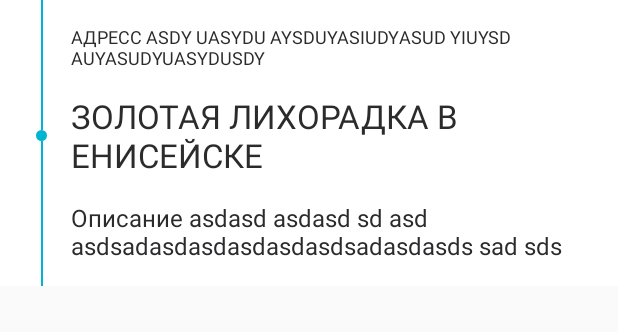
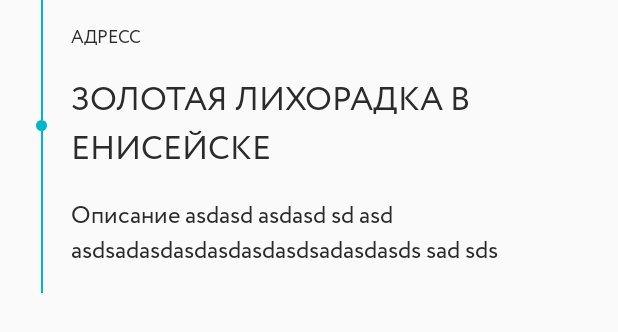
Before and after one commit to Angainor17/ArCoreDemo, an Android app: the layout geoobject_list_item.xml on its own in the app's theme, with its tools: preview values and no code run, on a phone screen of 412 x 824 dp. Shown: the top 332 px of the screen. Run offline under Robolectric (Android 15) with nearby library versions, the phone set to English and light mode, and no system bars.

Commit message:
styles added

```diff
--- a/app/src/main/java/com/simferopol/app/ui/routes/dataBindings.kt
+++ b/app/src/main/java/com/simferopol/app/ui/routes/dataBindings.kt
@@ -10,6 +10,7 @@ import com.simferopol.app.ui.routes.routeGeoObjects.vm.GeoObjectVm
 import com.simferopol.app.ui.routes.vm.RouteVm
 import com.simferopol.app.utils.ui.FixedListAdapter
 import com.squareup.picasso.Picasso
+import kotlinx.android.synthetic.main.geoobject_list_item.view.*
 import kotlinx.android.synthetic.main.route_list_item.view.*
 
 @BindingAdapter("app:initRouteList")
@@ -38,7 +39,7 @@ fun initGeoObjectsList(view: RecyclerView, list: ArrayList<GeoObjectVm>) {
             item.index = position
             item.totalItems = itemCount
             holder.bind(item)
-            holder.itemView.setOnTouchListener { view, motionEvent ->
+            holder.itemView.geoObjectView.setOnTouchListener { view, motionEvent ->
                 item.onItemTouch(view, motionEvent)
             }
         }
--- a/app/src/main/java/com/simferopol/app/ui/routes/routeGeoObjects/vm/GeoObjectVm.kt
+++ b/app/src/main/java/com/simferopol/app/ui/routes/routeGeoObjects/vm/GeoObjectVm.kt
@@ -21,9 +21,10 @@ class GeoObjectVm(geoObject: GeoObject) : ViewModel() {
 
     fun onItemTouch(view: View, motionEvent: MotionEvent): Boolean {
         when (motionEvent.action) {
-            MotionEvent.ACTION_DOWN -> {
-            }
+            MotionEvent.ACTION_DOWN -> view.alpha = 0.3f
+            MotionEvent.ACTION_CANCEL -> view.alpha = 0f
             MotionEvent.ACTION_UP -> {
+                view.alpha = 0f
                 onItemClick(view)
             }
         }
--- a/app/src/main/java/com/simferopol/app/ui/routes/vm/RouteVm.kt
+++ b/app/src/main/java/com/simferopol/app/ui/routes/vm/RouteVm.kt
@@ -18,7 +18,8 @@ class RouteVm(routeVm: Route) : ViewModel() {
 
     fun onTouch(view: View, motionEvent: MotionEvent):Boolean {
         when (motionEvent.action){
-            MotionEvent.ACTION_DOWN -> { view.alpha = 0.9f }
+            MotionEvent.ACTION_DOWN -> view.alpha = 0.9f
+            MotionEvent.ACTION_CANCEL -> view.alpha = 0.3f
             MotionEvent.ACTION_UP -> {
                 view.alpha = 0.3f
                 onClick(view)
--- a/app/src/main/res/layout/geoobject_list_item.xml
+++ b/app/src/main/res/layout/geoobject_list_item.xml
@@ -17,9 +17,20 @@
         android:layout_width="match_parent"
         android:layout_height="wrap_content"
 
-        tools:background="@android:color/white"
         tools:layout_height="wrap_content">
 
+        <View
+            android:id="@+id/geoObjectView"
+            android:layout_width="match_parent"
+            android:layout_height="0dp"
+            android:background="@color/lightGray"
+            android:alpha="0"
+
+
+            app:layout_constraintBottom_toBottomOf="parent"
+            app:layout_constraintEnd_toEndOf="parent"
+            app:layout_constraintStart_toStartOf="parent"
+            app:layout_constraintTop_toTopOf="parent" />
 
         <View
             android:id="@+id/icon"
@@ -67,17 +78,14 @@
             android:layout_marginStart="16dp"
             android:layout_marginTop="16dp"
             android:layout_marginEnd="16dp"
-            android:singleLine="false"
             android:text="@{vm.address}"
-            android:textAllCaps="true"
-            android:textColor="@color/colorSubTitle"
-            android:textSize="12dp"
+            style="@style/RouteSubTitle"
 
             app:layout_constraintEnd_toEndOf="parent"
             app:layout_constraintStart_toEndOf="@id/icon"
             app:layout_constraintTop_toTopOf="parent"
 
-            tools:text="Адресс asdy uasydu aysduyasiudyasud yiuysd auyasudyuasydusdy " />
+            tools:text="Адресс " />
 
         <TextView
             android:id="@+id/titleTv"
@@ -88,11 +96,9 @@
             android:layout_marginTop="16dp"
             android:layout_marginEnd="16dp"
             android:drawablePadding="8dp"
-            android:singleLine="false"
             android:text="@{vm.name}"
-            android:textAllCaps="true"
+            style="@style/RouteTitle"
             android:textColor="@color/colorPrimaryDark"
-            android:textSize="22dp"
 
             app:layout_constraintEnd_toEndOf="parent"
             app:layout_constraintStart_toEndOf="@id/icon"
@@ -107,10 +113,8 @@
             android:layout_marginTop="16dp"
             android:layout_marginEnd="16dp"
             android:layout_marginBottom="16dp"
-            android:singleLine="false"
             android:text="@{vm.about}"
-            android:textColor="@color/colorSubTitle"
-            android:textSize="16dp"
+            style="@style/RouteDescription"
 
             app:layout_constraintBottom_toBottomOf="parent"
             app:layout_constraintEnd_toEndOf="parent"
@@ -119,7 +123,6 @@
             app:layout_constraintTop_toBottomOf="@+id/titleTv"
             tools:text="Описание asdasd asdasd sd asd asdsadasdasdasdasdasdsadasdasds sad sds" />
 
-
     </androidx.constraintlayout.widget.ConstraintLayout>
 
 </layout>
--- a/app/src/main/res/values/styles.xml
+++ b/app/src/main/res/values/styles.xml
@@ -36,4 +36,36 @@
         <item name="android:background">@color/colorPrimary</item>
     </style>
 
+    <style name="RouteTitle">
+        <item name="android:textColor">@color/white</item>
+        <item name="android:textSize">22dp</item>
+        <item name="android:textAllCaps">true</item>
+        <item name="android:fontFamily">@font/circe_regular</item>
+        <item name="android:singleLine">false</item>
+    </style>
+
+    <style name="RouteData">
+        <item name="android:textColor">@color/white</item>
+        <item name="android:textSize">16dp</item>
+        <item name="android:textAllCaps">true</item>
+        <item name="android:fontFamily">@font/circe_regular</item>
+        <item name="android:singleLine">false</item>
+    </style>
+
+    <style name="RouteSubTitle">
+        <item name="android:textColor">@color/colorSubTitle</item>
+        <item name="android:textSize">12dp</item>
+        <item name="android:textAllCaps">true</item>
+        <item name="android:fontFamily">@font/circe_regular</item>
+        <item name="android:singleLine">false</item>
+    </style>
+
+    <style name="RouteDescription">
+        <item name="android:textColor">@color/colorSubTitle</item>
+        <item name="android:textSize">16dp</item>
+        <item name="android:textAllCaps">false</item>
+        <item name="android:fontFamily">@font/circe_regular</item>
+        <item name="android:singleLine">false</item>
+    </style>
+
 </resources>
```
Also changed, not shown: app/src/main/res/layout/fragment_route.xml (+5 -10 lines), app/src/main/res/layout/route_list_item.xml (+4 -12 lines).
